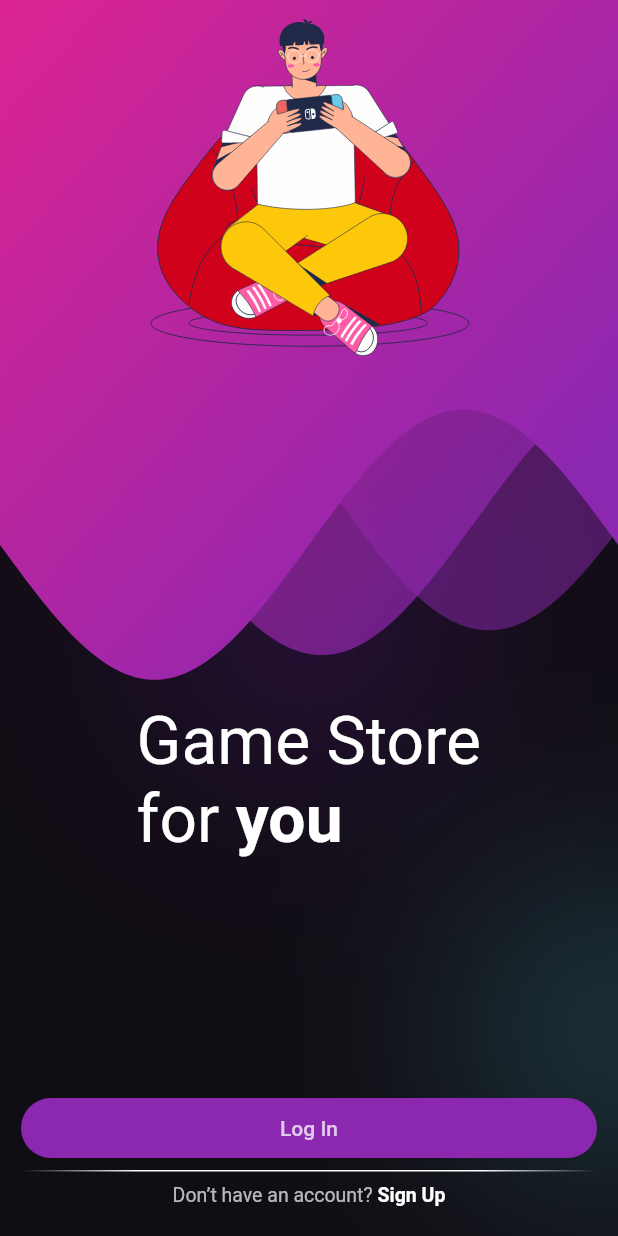
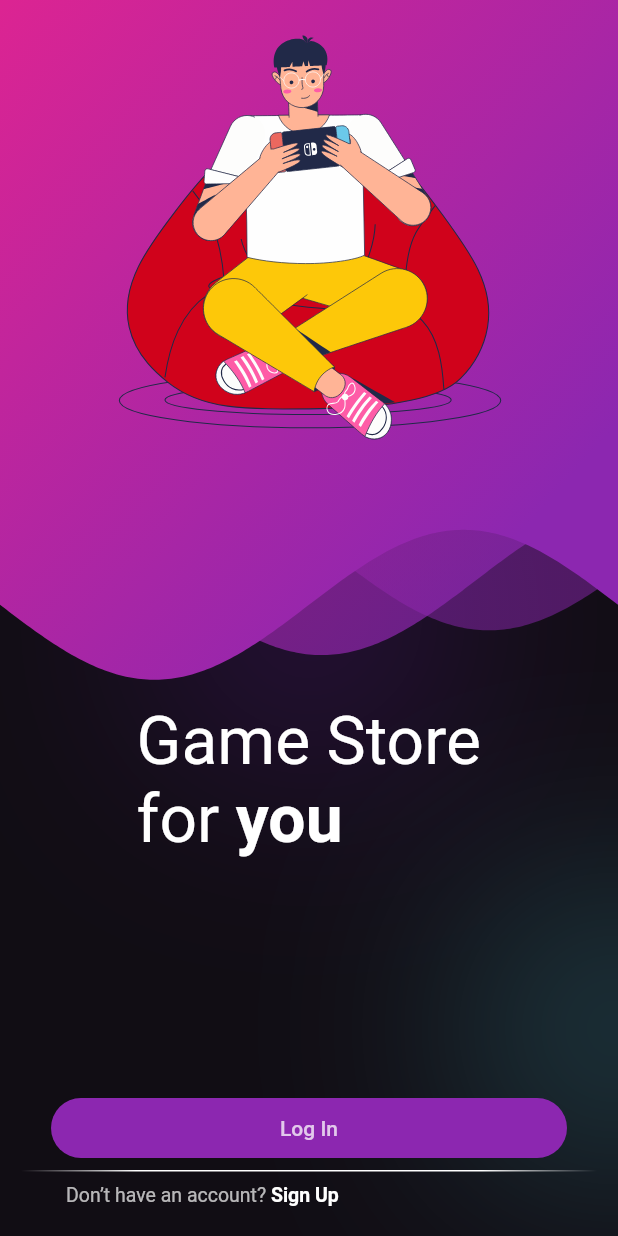
Before and after one commit to BleynChannel/Marketplace, a Flutter app: the screen it shows after launch, on a phone screen of 412 x 824 dp. Run offline on Flutter 3.47's test engine with Material 2 defaults, Android fonts, the phone set to English and light mode, and no system bars; drawn by our look-alikes of lottie, wave; our stand-ins replace device_preview, google_fonts.

Commit message:
Updated a Welcome Page

```diff
--- a/marketplace/lib/presentation/pages/welcome_page.dart
+++ b/marketplace/lib/presentation/pages/welcome_page.dart
@@ -71,7 +71,7 @@ class WelcomePage extends StatelessWidget {
                   gradientEnd: const Alignment(-0.8, 0.2),
                 ),
                 size: const Size(double.infinity, double.infinity),
-                waveAmplitude: 80,
+                waveAmplitude: 40,
               ),
             ),
             SafeArea(
@@ -80,7 +80,7 @@ class WelcomePage extends StatelessWidget {
                 child: LottieBuilder.asset(
                   "assets/lottie/welcome_page.json",
                   fit: BoxFit.cover,
-                  height: MediaQuery.of(context).size.height / 3,
+                  height: MediaQuery.of(context).size.height / 2.5,
                 ),
               ),
             ),
@@ -114,13 +114,15 @@ class WelcomePage extends StatelessWidget {
 
   Widget _buildLogIn(BuildContext context) {
     return Column(children: [
-      SizedBox(
+      Padding(
+        padding: const EdgeInsets.symmetric(horizontal: 20),
+        child: SizedBox(
           width: double.infinity,
           height: 40,
           child: TextButton(
             style: TextButton.styleFrom(
-            shape:
-                RoundedRectangleBorder(borderRadius: BorderRadius.circular(30)),
+              shape: RoundedRectangleBorder(
+                  borderRadius: BorderRadius.circular(30)),
             ),
             child: Text(
               "Log In",
@@ -131,6 +133,7 @@ class WelcomePage extends StatelessWidget {
             onPressed: () {},
           ),
         ),
+      ),
       const SizedBox(
         height: 8,
       ),
@@ -138,7 +141,11 @@ class WelcomePage extends StatelessWidget {
       const SizedBox(
         height: 8,
       ),
-      RichText(
+      Padding(
+        padding: const EdgeInsets.symmetric(horizontal: 30),
+        child: SizedBox(
+          width: double.infinity,
+          child: RichText(
             text: TextSpan(
               text: "Don’t have an account? ",
               style: Theme.of(context)
@@ -158,6 +165,8 @@ class WelcomePage extends StatelessWidget {
               ],
             ),
           ),
+        ),
+      ),
     ]);
   }
 }
```
Lines whose indentation alone changed are shown as unchanged.
